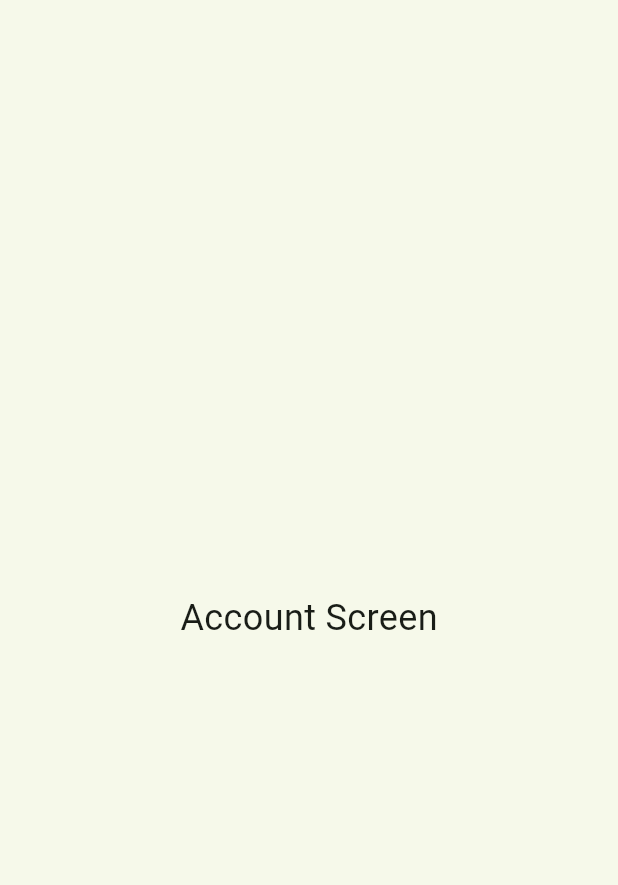
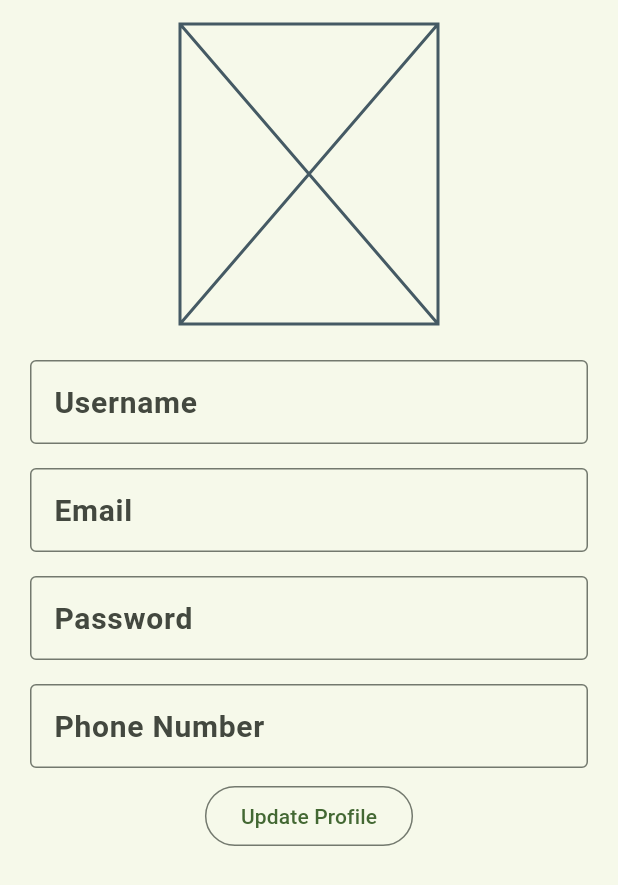
Before and after one commit to NutriSnap/NutriSnap, a Flutter app: the AccountScreen screen opened directly, on a phone screen of 412 x 824 dp. Shown: the top 885 px of the screen. Run offline on Flutter 3.47's test engine with Material 2 defaults, Android fonts, the light colour scheme and no system bars; our stand-ins replace firebase_auth, firebase_core, flutter_svg; accounts and stored records are empty.

Commit message:
account setting screen ui

```diff
--- a/lib/views/account/account_screen.dart
+++ b/lib/views/account/account_screen.dart
@@ -7,9 +7,93 @@ class AccountScreen extends StatelessWidget {
 
   @override
   Widget build(BuildContext context) {
-    return const Scaffold(
+    return Scaffold(
       body: Center(
-        child: Text('Account Screen', style: TextStyle(fontSize: 24)),
+        child: Column(
+            mainAxisAlignment: MainAxisAlignment.start,
+            children: <Widget>[
+              const Padding(
+                padding: EdgeInsets.symmetric(vertical: 16.0, horizontal: 120),
+                child: Placeholder(
+                  fallbackHeight: 200,
+                  fallbackWidth: 200,
+                ),
+              ),
+              const Padding(
+                padding: EdgeInsets.symmetric(vertical: 8.0, horizontal: 20.0),
+                child: TextField(
+                  decoration: InputDecoration(
+                    border: OutlineInputBorder(),
+                    label: Text.rich(
+                      TextSpan(
+                        text: 'Username',
+                        style: TextStyle(
+                          fontSize: 20,
+                          fontWeight: FontWeight.bold,
+                        ),
+                      ),
+                    ),
+                  ),
+                ),
+              ),
+              const Padding(
+                padding: EdgeInsets.symmetric(vertical: 8.0, horizontal: 20.0),
+                child: TextField(
+                  decoration: InputDecoration(
+                    border: OutlineInputBorder(),
+                    label: Text.rich(
+                      TextSpan(
+                        text: 'Email',
+                        style: TextStyle(
+                          fontSize: 20,
+                          fontWeight: FontWeight.bold,
+                        ),
+                      ),
+                    ),
+                  ),
+                ),
+              ),
+              const Padding(
+                padding: EdgeInsets.symmetric(vertical: 8.0, horizontal: 20.0),
+                child: TextField(
+                  decoration: InputDecoration(
+                    border: OutlineInputBorder(),
+                    label: Text.rich(
+                      TextSpan(
+                        text: 'Password',
+                        style: TextStyle(
+                          fontSize: 20,
+                          fontWeight: FontWeight.bold,
+                        ),
+                      ),
+                    ),
+                  ),
+                ),
+              ),
+              const Padding(
+                padding: EdgeInsets.symmetric(vertical: 8.0, horizontal: 20.0),
+                child: TextField(
+                  decoration: InputDecoration(
+                    border: OutlineInputBorder(),
+                    label: Text.rich(
+                      TextSpan(
+                        text: 'Phone Number',
+                        style: TextStyle(
+                          fontSize: 20,
+                          fontWeight: FontWeight.bold,
+                        ),
+                      ),
+                    ),
+                  ),
+                ),
+              ),
+              OutlinedButton(
+                onPressed: () {
+                  // Navigation action
+                },
+                child: const Text('Update Profile'),
+              ),
+            ]),
       ),
     );
   }
--- a/lib/views/snaps/snaps_screen.dart
+++ b/lib/views/snaps/snaps_screen.dart
@@ -51,9 +51,9 @@ class _SnapsState extends State<SnapsScreen> {
           children: <Widget>[
             // Show the image from the assets folder
             Image.asset(
-            _image,
-            width: 300,
-            height: 300,
+              _image,
+              width: 300,
+              height: 300,
             ),
             const MealDropdownMenu(),
             const SizedBox(height: 25.0),
```
